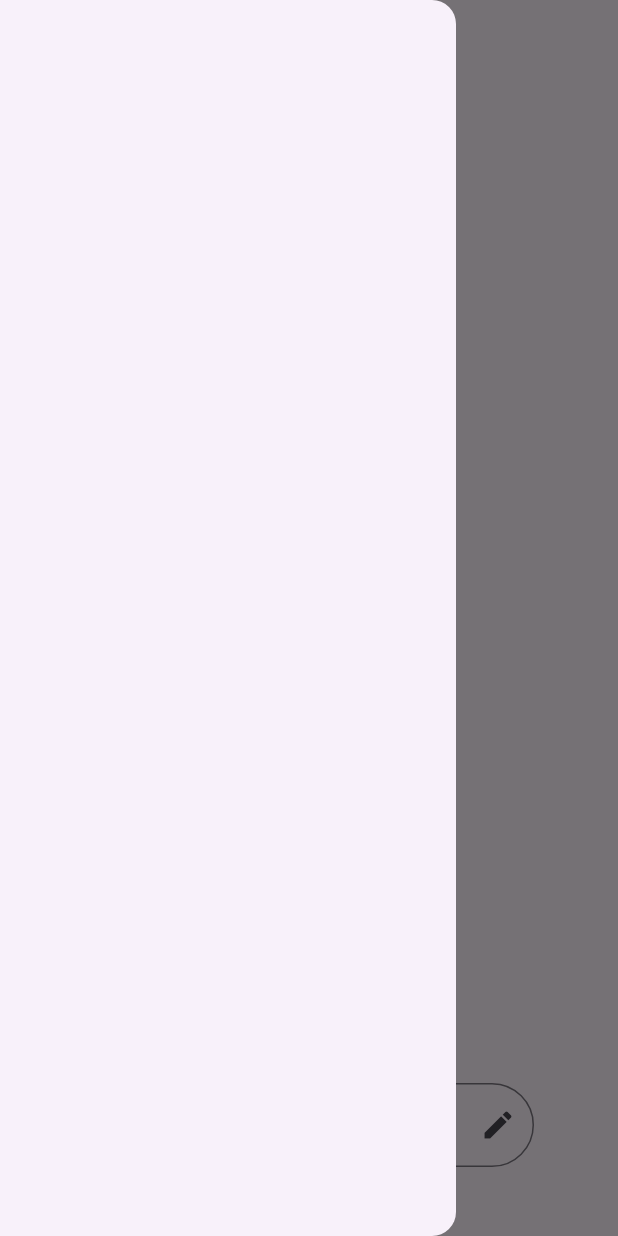
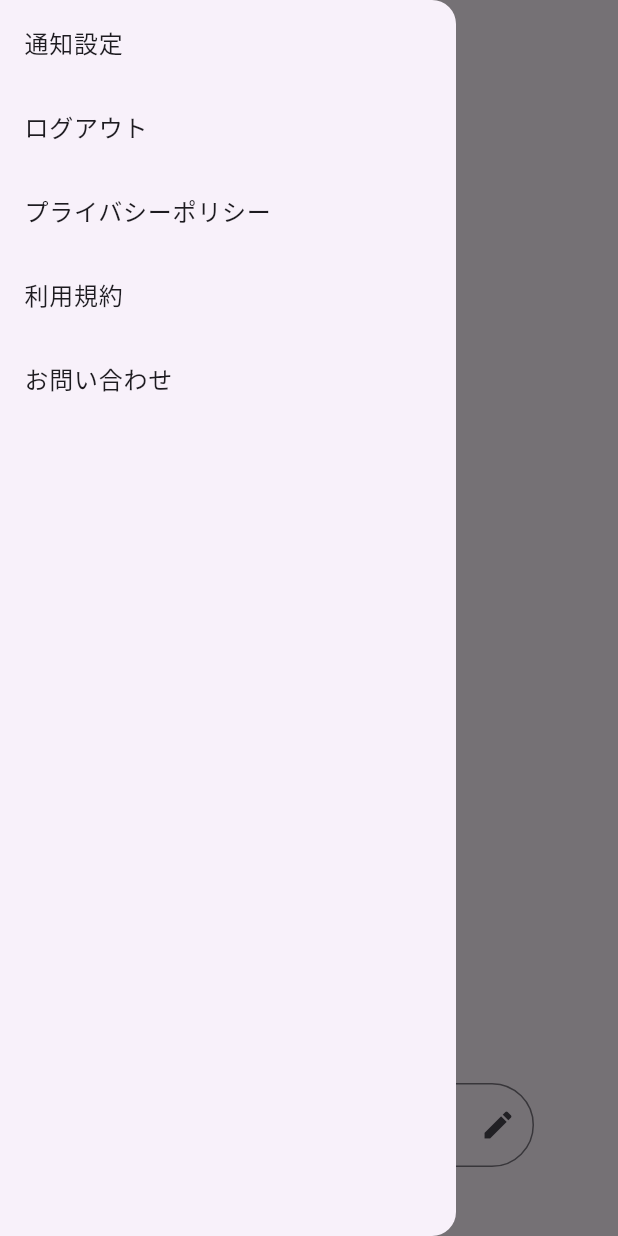
Before and after one commit to hinata2145/Easy_app, a Flutter app: the HomePage screen opened directly, with the side drawer open, on a phone screen of 412 x 824 dp. Run offline on Flutter 3.47's test engine with Material 3 defaults, Android fonts, the phone set to English and light mode, and no system bars; our stand-ins replace sign_in_button.

Commit message:
ハンバーガーメニューにテキストを追加した。

```diff
--- a/lib/home_page.dart
+++ b/lib/home_page.dart
@@ -16,7 +16,43 @@ class _HomePageState extends State<HomePage> {
     return SafeArea(
       child: Scaffold(
         key: _scaffoldKey,
-        drawer: const Drawer(),
+        drawer: Drawer(
+          child: ListView(
+            padding: EdgeInsets.zero,
+            children: <Widget>[
+              ListTile(
+                title: Text('通知設定'),
+                onTap: () {
+                  // 通知設定に関する処理を追加
+                },
+              ),
+              ListTile(
+                title: Text('ログアウト'),
+                onTap: () {
+                  // ログアウトに関する処理を追加
+                },
+              ),
+              ListTile(
+                title: Text('プライバシーポリシー'),
+                onTap: () {
+                  // プライバシーポリシーに関する処理を追加
+                },
+              ),
+              ListTile(
+                title: Text('利用規約'),
+                onTap: () {
+                  // 利用規約に関する処理を追加
+                },
+              ),
+              ListTile(
+                title: Text('お問い合わせ'),
+                onTap: () {
+                  // お問い合わせに関する処理を追加
+                },
+              ),
+            ],
+          ),
+        ),
         body: Stack(
           children: [
             Container(
```
